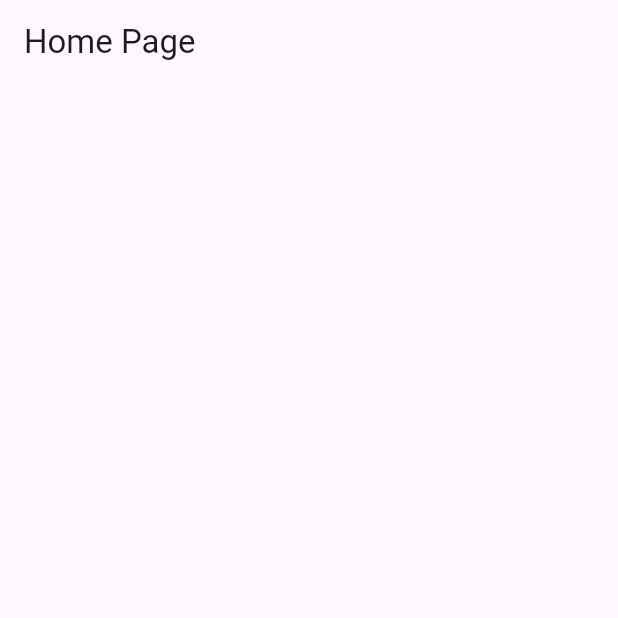
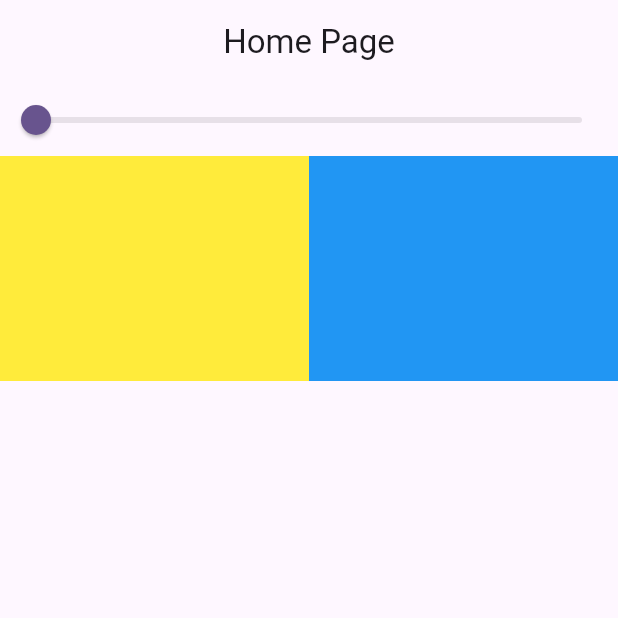
Before and after one commit to Yihun-Alemayehu/Inherited-Notifier, a Flutter app: the screen it shows after launch, on a phone screen of 412 x 824 dp, the top half of it. Run offline on Flutter 3.47's test engine with Material 2 defaults, Android fonts, the phone set to English and light mode, and no system bars.

Commit message:
another commit

```diff
--- a/lib/main.dart
+++ b/lib/main.dart
@@ -2,6 +2,7 @@ import 'package:flutter/material.dart';
 
 void main() {
   runApp(MaterialApp(
+    debugShowCheckedModeBanner: false,
     title: 'Flutter Demo',
     theme: ThemeData(
       colorScheme: ColorScheme.fromSeed(seedColor: Colors.deepPurple),
@@ -19,8 +20,34 @@ class HomePage extends StatelessWidget {
     return Scaffold(
       appBar: AppBar(
         title: const Text('Home Page'),
+        centerTitle: true,
       ),
-      body: Container(),
+      body: Column(
+        children: [
+          Slider(
+            value: 0.0,
+            onChanged: ((value) {}),
+          ),
+          Row(
+            children: [
+              Expanded(
+                child: Container(
+                  color: Colors.yellow,
+                  height: 150,
+                  width: 100,
+                ),
+              ),
+              Expanded(
+                child: Container(
+                  color: Colors.blue,
+                  height: 150,
+                  width: 100,
+                ),
+              ),
+            ],
+          )
+        ],
+      ),
     );
   }
 }
```
